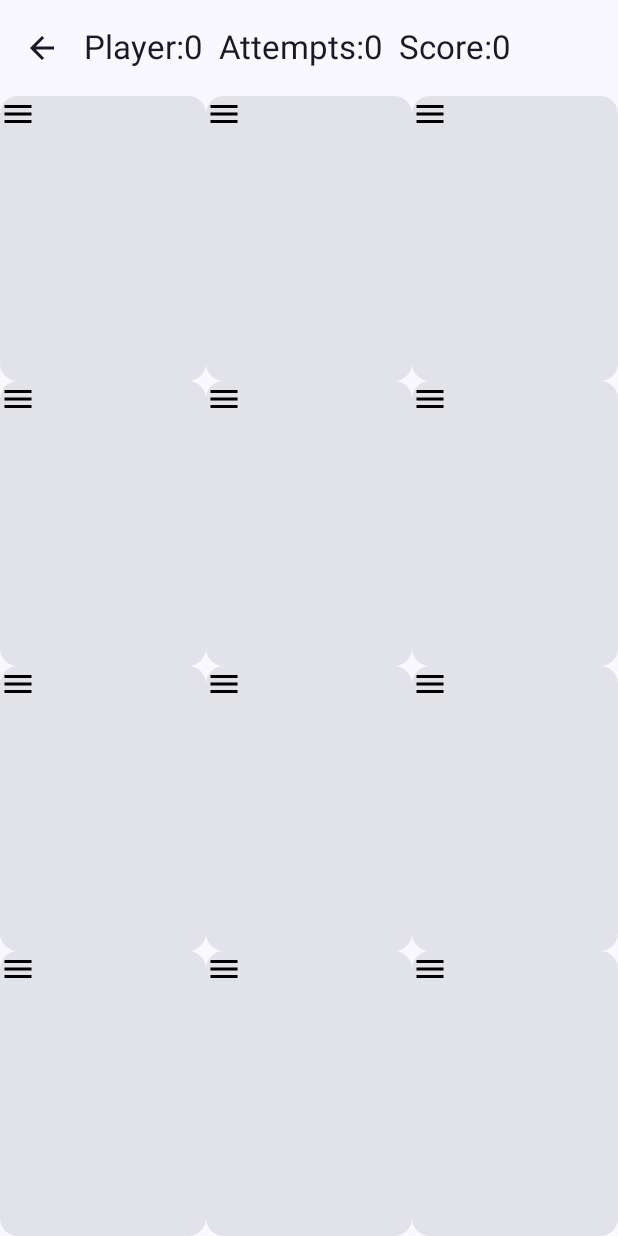
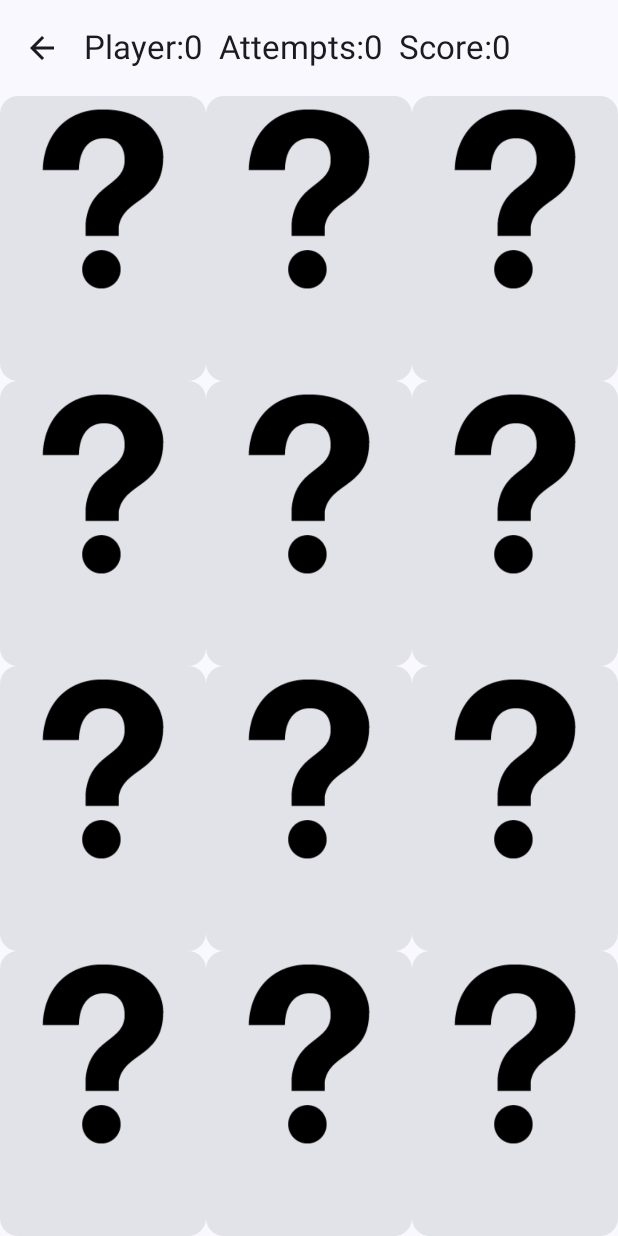
Before and after one commit to krilleellerstoffe/Memory, an Android app built with Jetpack Compose: the screen it shows after launch (MainActivity), after a tap on "Start Game", on a phone screen of 412 x 824 dp. Run offline under Robolectric (Android 15) with nearby library versions, the phone set to English and light mode, and no system bars; our stand-ins replace Dagger/Hilt's generated code; libraries missing offline, so code that uses them is left out: coil.decode; 5 statements that could not run were skipped.

Commit message:
Add loading information & question mark image to GameScreen

```diff
--- a/app/src/main/java/se/mau/al0038/memory/navigation/MemoryNavigation.kt
+++ b/app/src/main/java/se/mau/al0038/memory/navigation/MemoryNavigation.kt
@@ -11,7 +11,6 @@ import se.mau.al0038.memory.data.Difficulty
 import se.mau.al0038.memory.data.Settings
 import se.mau.al0038.memory.ui.GameScreen
 import se.mau.al0038.memory.ui.HighScoreScreen
-import se.mau.al0038.memory.ui.SettingsScreen
 import se.mau.al0038.memory.ui.StartScreen
 
 @Composable
--- a/app/src/main/java/se/mau/al0038/memory/ui/GameScreen.kt
+++ b/app/src/main/java/se/mau/al0038/memory/ui/GameScreen.kt
@@ -8,15 +8,14 @@ import androidx.compose.foundation.clickable
 import androidx.compose.foundation.layout.Arrangement
 import androidx.compose.foundation.layout.Column
 import androidx.compose.foundation.layout.Row
+import androidx.compose.foundation.layout.Spacer
 import androidx.compose.foundation.layout.fillMaxHeight
 import androidx.compose.foundation.layout.fillMaxWidth
 import androidx.compose.foundation.layout.padding
-import androidx.compose.material.icons.Icons
-import androidx.compose.material.icons.filled.Done
-import androidx.compose.material.icons.filled.Menu
 import androidx.compose.material3.AlertDialog
 import androidx.compose.material3.Button
 import androidx.compose.material3.Card
+import androidx.compose.material3.CircularProgressIndicator
 import androidx.compose.material3.Scaffold
 import androidx.compose.material3.Text
 import androidx.compose.runtime.Composable
@@ -25,10 +24,15 @@ import androidx.compose.runtime.getValue
 import androidx.compose.runtime.mutableStateOf
 import androidx.compose.runtime.remember
 import androidx.compose.runtime.setValue
+import androidx.compose.ui.Alignment
 import androidx.compose.ui.Modifier
 import androidx.compose.ui.graphics.graphicsLayer
+import androidx.compose.ui.res.painterResource
+import androidx.compose.ui.unit.dp
+import androidx.compose.ui.unit.sp
 import androidx.hilt.navigation.compose.hiltViewModel
 import se.mau.al0038.memory.MemoryTopBar
+import se.mau.al0038.memory.R
 import se.mau.al0038.memory.data.Cell
 import se.mau.al0038.memory.data.PlayerStats
 import se.mau.al0038.memory.data.Settings
@@ -65,7 +69,6 @@ fun GameScreen(
                 Button(onClick = {
                     onBackButtonClick()
                     gameViewModel.resetGame()
-                    //clear viewmodel
                 }
 
                 ) {
@@ -98,7 +101,7 @@ fun GameScreen(
                 }
             )
         }
-    ) {innerPadding ->
+    ) { innerPadding ->
         Column(
             modifier = Modifier
                 .padding(innerPadding)
@@ -108,10 +111,8 @@ fun GameScreen(
 
             var index = 0
             Log.d("Game Screen", "Cells count : ${cells.count()}")
-            if(cells.count() == (gameViewModel.gameSettings.difficulty.x * gameViewModel.gameSettings.difficulty.y)) {
-
-            for(i in (0..<gameViewModel.gameSettings.difficulty.x)) {
-
+            if (cells.count() == (gameViewModel.gameSettings.difficulty.x * gameViewModel.gameSettings.difficulty.y)) {
+                for (i in (0..<gameViewModel.gameSettings.difficulty.x)) {
                     Row(
                         modifier = Modifier
                             .fillMaxWidth()
@@ -127,16 +128,34 @@ fun GameScreen(
                                     .fillMaxHeight(),
                                 cell = cells[index],
                                 clickIndex = clickIndex,
-                                cardFlipFunction =  gameViewModel::cardFlippedFunction,
+                                cardFlipFunction = gameViewModel::cardFlippedFunction,
                                 onFlipFinish = gameViewModel::checkIfMatch
-
                             )
                             index++
                         }
                     }
                 }
+            } else {
+                LoadingInformation()
             }
         }
+    }
+}
+
+@Composable
+fun LoadingInformation() {
+    Column(
+        verticalArrangement = Arrangement.Center,
+        horizontalAlignment = Alignment.CenterHorizontally
+    ) {
+        Text(text = "Match the style!", fontSize = 25.sp)
+        Spacer(modifier = Modifier.padding(10.dp))
+        Text(text = "There are two different pictures in each art style, those would be a match.", fontSize = 20.sp)
+        Text(text = "Style examples: Pixel-Art, Big-Ears, Big-Smile, Adventurer", fontSize = 20.sp)
+        Spacer(modifier = Modifier.padding(20.dp))
+        Text(text = "The game fetches the images from an API, which should allow for a nice variation of images.", fontSize = 20.sp)
+        Spacer(modifier = Modifier.padding(20.dp))
+        CircularProgressIndicator()
     }
 }
 
@@ -187,25 +206,19 @@ fun MemoryButton(
                     }
                 )
             } else {
-                Image(
-                    imageVector = Icons.Default.Done,
-                    contentDescription = null,
+                Text(text = cell.style,
                     modifier = Modifier.graphicsLayer {
                         alpha = fadeImageIn
                     }
                 )
             }
-            Text(text = cell.style,
-                modifier = Modifier.graphicsLayer {
-                    alpha = fadeImageIn
-                })
         } else {
             Image(
-                imageVector = Icons.Default.Menu,
+                painter = painterResource(id = R.drawable.question_mark),
                 contentDescription = null,
                 modifier = Modifier.graphicsLayer {
                     alpha = fadeImageOut
-                }
+                }.align(Alignment.CenterHorizontally)
             )
         }
     }
```
Also changed, not shown: app/src/main/res/drawable/question_mark.png (added). Lines whose indentation alone changed are shown as unchanged.
